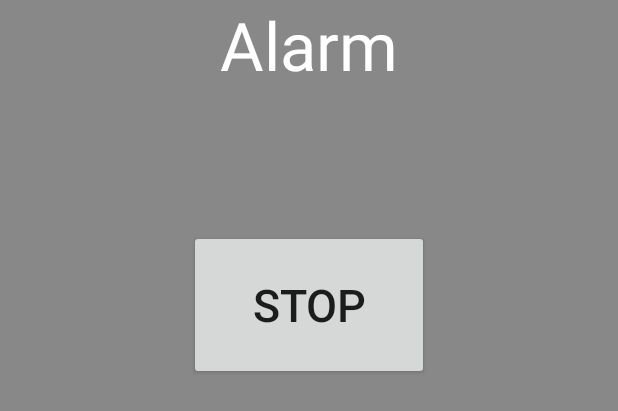
After one commit to simurdh/412Project, an Android app: the layout activity_basic_puzzle.xml on its own in the app's theme, with its tools: preview values and no code run, on a phone screen of 412 x 824 dp. The commit adds this screen. Shown: the top 411 px of the screen. Run offline under Robolectric (Android 15) with nearby library versions, the phone set to English and light mode, and no system bars.

Commit message:
Added basic puzzle for challenge count of 0 or none selected.

```diff
--- a/app/src/main/java/edu/wwu/csci412/SolveAndSnooze/MainActivity.java
+++ b/app/src/main/java/edu/wwu/csci412/SolveAndSnooze/MainActivity.java
@@ -150,7 +150,7 @@ public class MainActivity extends AppCompatActivity {
 
         if(alarmData.getChallenges() == 0 || validIntents.size() == 0)
         {
-            selectedIntent = new Intent(MainActivity.this, MainActivity.class);
+            selectedIntent = new Intent(MainActivity.this, BasicPuzzle.class);
         }
         else
         {
--- /dev/null
+++ b/app/src/main/res/layout/activity_basic_puzzle.xml
@@ -0,0 +1,31 @@
+<?xml version="1.0" encoding="utf-8"?>
+<RelativeLayout xmlns:android="http://schemas.android.com/apk/res/android"
+    xmlns:app="http://schemas.android.com/apk/res-auto"
+    xmlns:tools="http://schemas.android.com/tools"
+    android:layout_width="match_parent"
+    android:layout_height="match_parent"
+    tools:context=".BasicPuzzle"
+    android:background="#888888">
+
+    <TextView
+        android:id="@+id/alarmTitle"
+        style="@style/mathSolveTitle"
+        android:layout_width="match_parent"
+        android:layout_height="wrap_content"
+        android:layout_weight="1"
+        android:gravity="center"
+        android:text="Alarm"
+        android:textColor="#FFFFFF" />
+
+    <Button
+        android:id="@+id/basicStopButton"
+        android:layout_width="160dp"
+        android:layout_height="100dp"
+        android:layout_alignParentTop="true"
+        android:layout_centerHorizontal="true"
+        android:layout_marginTop="153dp"
+        android:gravity="center"
+        android:onClick="onStopPress"
+        android:text="STOP"
+        android:textSize="30dp" />
+</RelativeLayout>
--- /dev/null
+++ b/app/src/main/res/values/dimens.xml
@@ -0,0 +1,3 @@
+<resources>
+    <dimen name="fab_margin">16dp</dimen>
+</resources>
--- a/app/src/main/res/values/strings.xml
+++ b/app/src/main/res/values/strings.xml
@@ -21,4 +21,5 @@
     <string name="location_title">Location</string>
     <string name="location_info">When selecting location while editing or creating an alarm, the app will use your current location to set up a 100 meter radius.
         The alarm will only sound if you are in this radius. Every time you unselect and reselect the location option, it will use the current location for the radius.</string>
+    <string name="title_activity_basic_puzzle">BasicPuzzle</string>
 </resources>
```
Also changed, not shown: app/src/main/AndroidManifest.xml (+12 -9 lines), app/src/main/res/values/styles.xml (+10 -1 lines).
